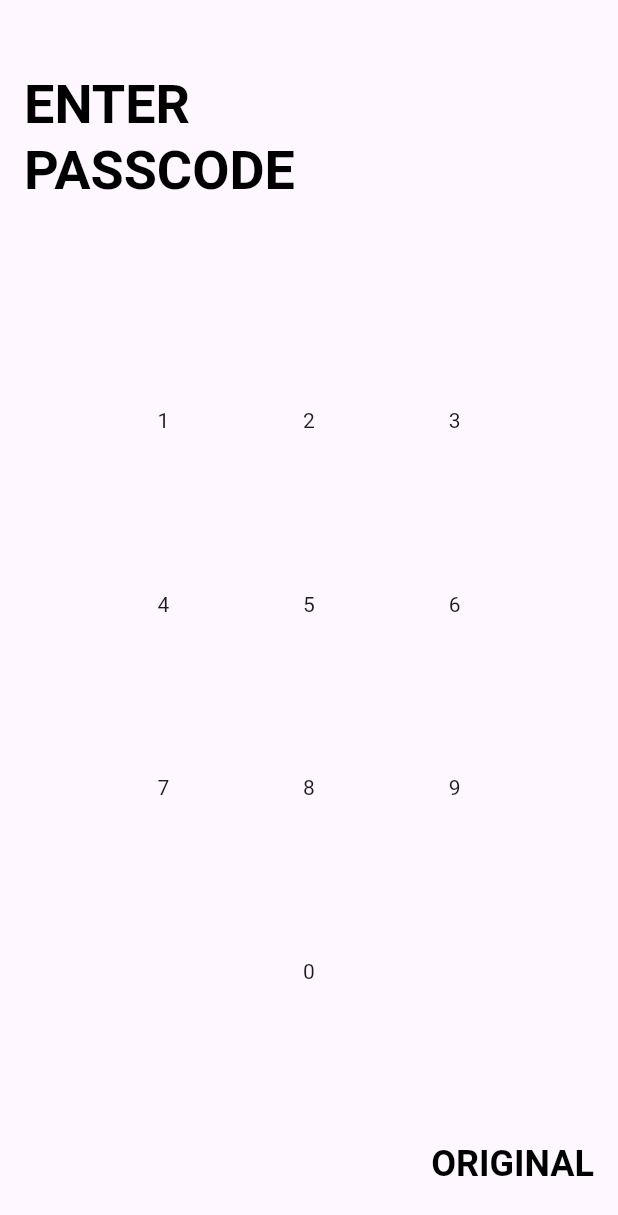
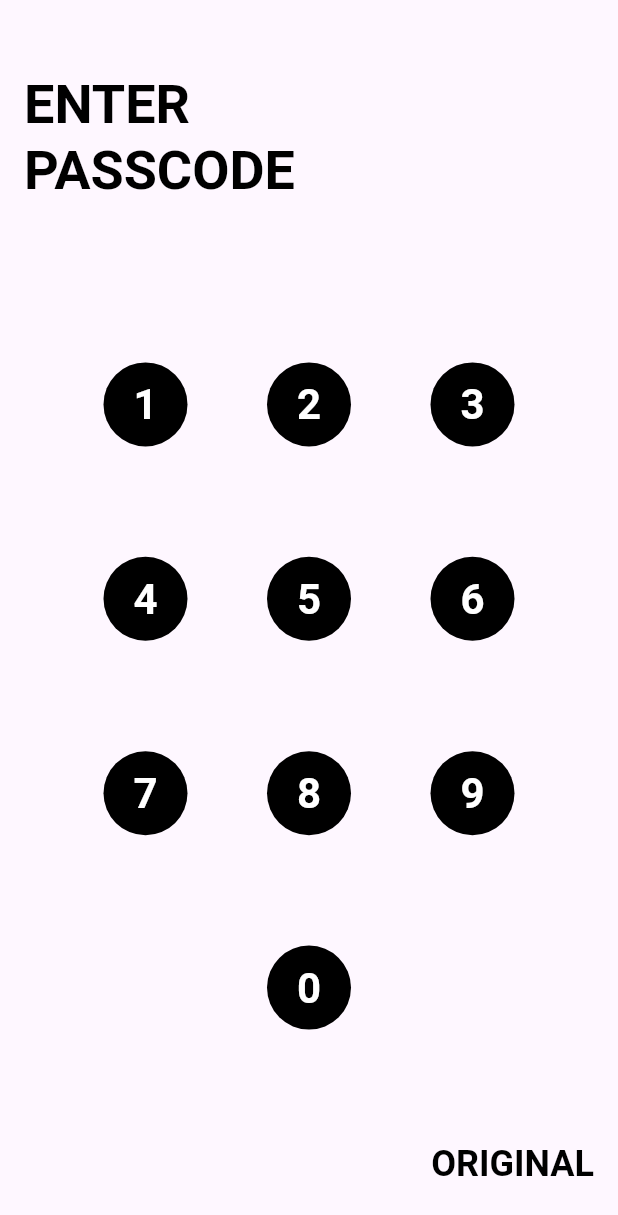
Before and after one commit to r-shahpasand/rotary_passcode, a Flutter app: the screen it shows after launch, on a phone screen of 412 x 824 dp. Shown: the top 1215 px of the screen. Run offline on Flutter 3.47's test engine with Material 3 defaults, Android fonts, the phone set to English and light mode, and no system bars; our stand-ins replace google_fonts; Roboto replaces fonts that are missing (Kanit).

Commit message:
add dial number widget

```diff
--- /dev/null
+++ b/lib/widgets/dial_number_widget.dart
@@ -0,0 +1,27 @@
+import 'package:flutter/material.dart';
+import 'package:rotary_passcode/config/constants.dart';
+
+class DialNumberWidget extends StatelessWidget {
+  const DialNumberWidget({Key? key, required this.number}) : super(key: key);
+  final int number;
+
+  @override
+  Widget build(BuildContext context) {
+    return Container(
+      height: Constants.dialNumberRadius * 2,
+      width: Constants.dialNumberRadius * 2,
+      alignment: Alignment.center,
+      decoration: BoxDecoration(
+        color: Colors.black,
+        shape: BoxShape.circle,
+      ),
+      child: Text(
+        '$number',
+        style: Theme.of(context)
+            .textTheme
+            .headlineMedium
+            ?.copyWith(color: Colors.white, fontWeight: FontWeight.bold),
+      ),
+    );
+  }
+}
--- a/lib/widgets/passcode_input_widget.dart
+++ b/lib/widgets/passcode_input_widget.dart
@@ -1,5 +1,6 @@
 import 'package:flutter/widgets.dart';
 import 'package:rotary_passcode/config/constants.dart';
+import 'package:rotary_passcode/widgets/dial_number_widget.dart';
 
 const _alignment = MainAxisAlignment.spaceEvenly;
 
@@ -16,10 +17,10 @@ class PasscodeInputWidget extends StatelessWidget {
             mainAxisAlignment: _alignment,
             children: [
               for (var j = 0; j < 3; j++)
-                Text(Constants.inputValues[i * 3 + j].toString()),
+                DialNumberWidget(number: Constants.inputValues[i * 3 + j]),
             ],
           ),
-        Text(Constants.inputValues.last.toString()),
+        DialNumberWidget(number: Constants.inputValues.last),
       ],
     );
   }
```
Also changed, not shown: 1 other file.
